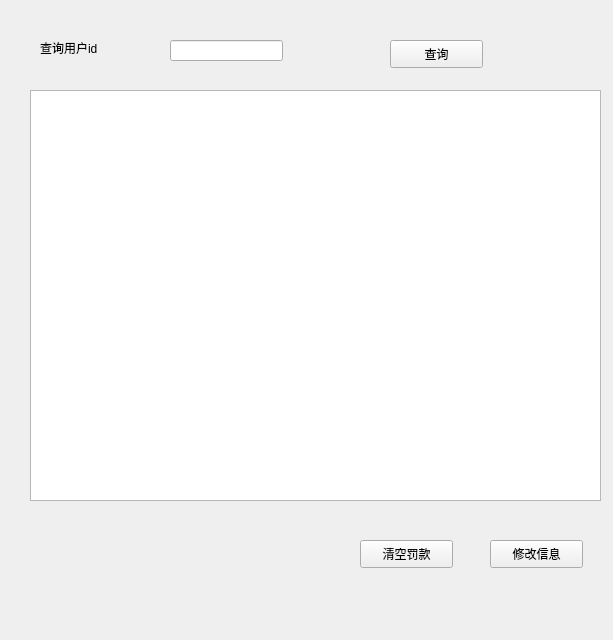
The window that qt try/ui_outline/userstackedpage.ui (GhostofAdam/LibraryManagement) describes before a commit, drawn with Qt 5.
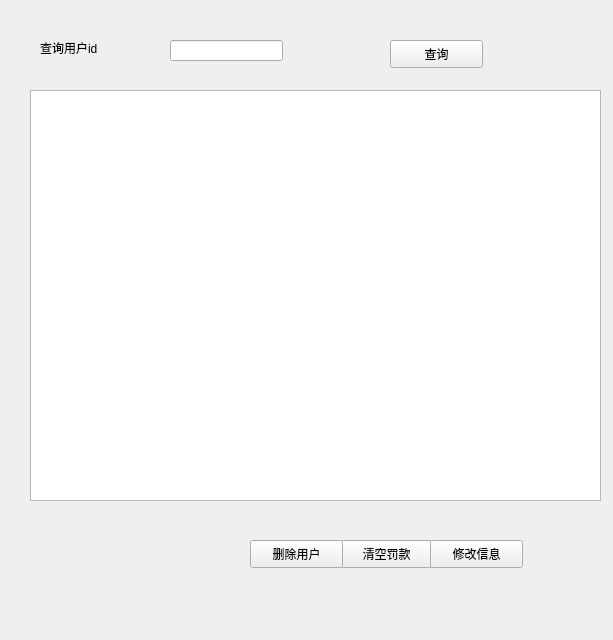
The same window after the commit.

The edit to the form file:
```diff
--- a/qt try/ui_outline/userstackedpage.ui
+++ b/qt try/ui_outline/userstackedpage.ui
@@ -26,7 +26,7 @@
   <widget class="QPushButton" name="pushButton">
    <property name="geometry">
     <rect>
-     <x>360</x>
+     <x>340</x>
      <y>540</y>
      <width>93</width>
      <height>28</height>
@@ -39,7 +39,7 @@
   <widget class="QPushButton" name="pushButton_2">
    <property name="geometry">
     <rect>
-     <x>490</x>
+     <x>430</x>
      <y>540</y>
      <width>93</width>
      <height>28</height>
@@ -77,14 +77,27 @@
     <rect>
      <x>40</x>
      <y>40</y>
-     <width>72</width>
-     <height>15</height>
+     <width>81</width>
+     <height>16</height>
     </rect>
    </property>
    <property name="text">
     <string>查询用户id</string>
    </property>
   </widget>
+  <widget class="QPushButton" name="DeleteButton">
+   <property name="geometry">
+    <rect>
+     <x>250</x>
+     <y>540</y>
+     <width>93</width>
+     <height>28</height>
+    </rect>
+   </property>
+   <property name="text">
+    <string>删除用户</string>
+   </property>
+  </widget>
  </widget>
  <resources/>
  <connections/>
```
Left out of the diff: 8 changed lines with no effect on the pictures.
